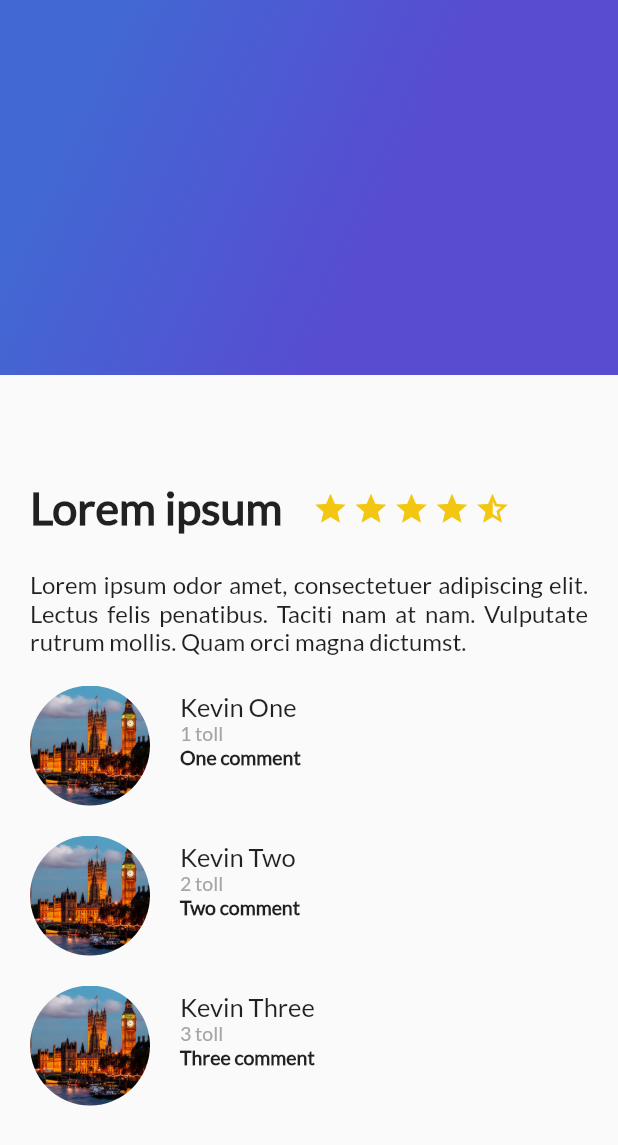
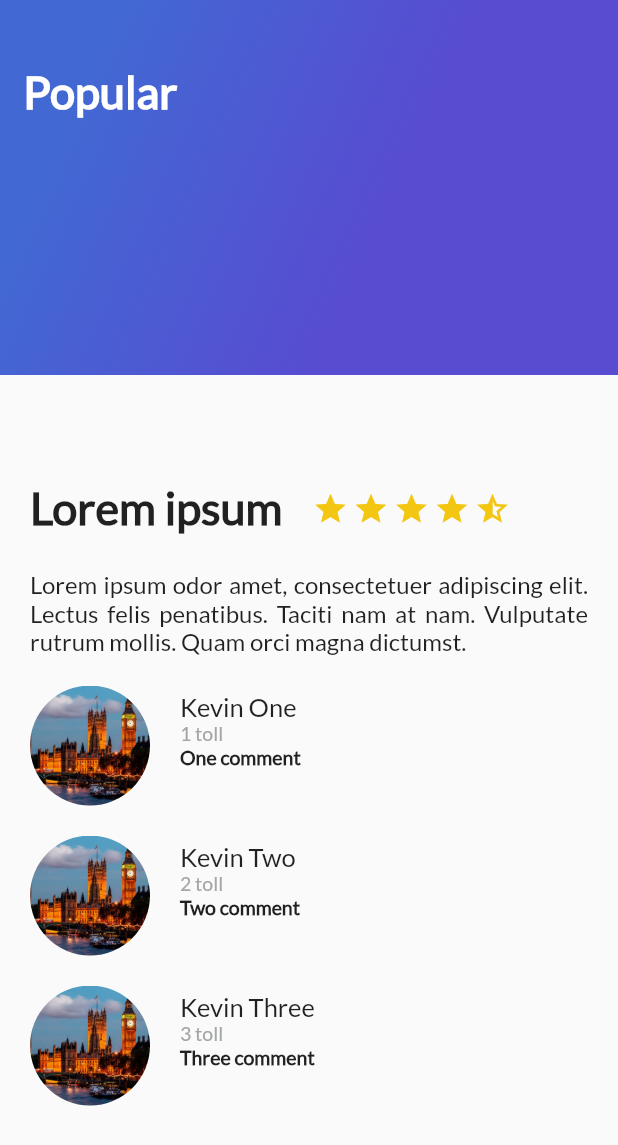
Before and after one commit to kcordovas/FlutterTripssAppPlatzi, a Flutter app: the screen it shows after launch, on a phone screen of 412 x 824 dp. Shown: the top 1145 px of the screen. Run offline on Flutter 3.47's test engine with Material 2 defaults, Android fonts, the phone set to English and light mode, and no system bars.

Commit message:
Gradient back with title and card image creation

```diff
--- a/lib/gradient_back.dart
+++ b/lib/gradient_back.dart
@@ -1,6 +1,9 @@
 import 'package:flutter/material.dart';
 
 class GradientBack extends StatelessWidget {
+  String title = "Popular";
+  GradientBack(this.title, {Key? key}) : super(key: key);
+
   @override
   Widget build(BuildContext context) {
     return Container(
@@ -12,6 +15,13 @@ class GradientBack extends StatelessWidget {
               end: FractionalOffset(1.0, 0.6),
               stops: [0.0, 0.6],
               tileMode: TileMode.clamp)),
+      alignment: const Alignment(-0.9, -0.6),
+      child: Text(title,
+          style: const TextStyle(
+              color: Colors.white,
+              fontSize: 30.0,
+              fontFamily: "Lato",
+              fontWeight: FontWeight.bold)),
     );
   }
 }
--- a/lib/main.dart
+++ b/lib/main.dart
@@ -38,7 +38,7 @@ class MyApp extends StatelessWidget {
               ReviewList()
             ],
           ),
-          GradientBack(),
+          GradientBack("Popular"),
         ]),
       ),
     );
```
Also changed, not shown: lib/card_image.dart (added, +28 -0 lines).
